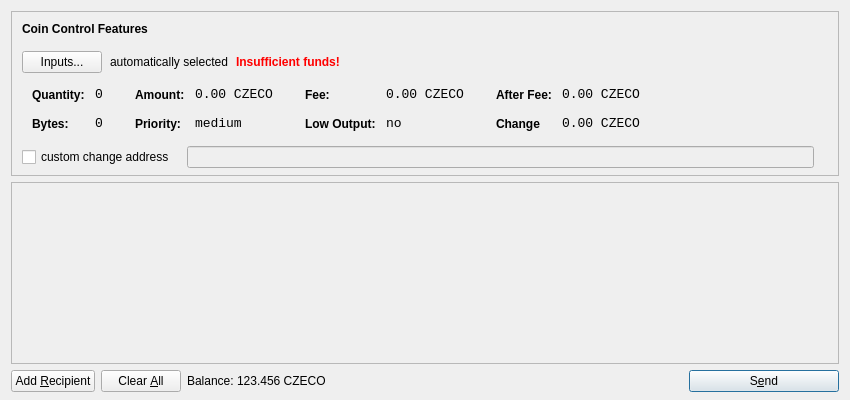
First picture: the form in src/qt/forms/sendcoinsdialog.ui, repository pringers/Czecoin-master, before the edit.
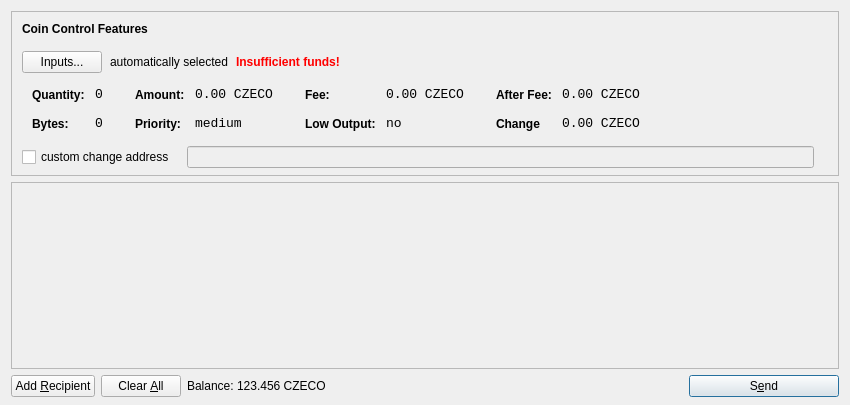
Second picture: the form after the edit. Icons and pictures are not drawn.

```diff
--- a/src/qt/forms/sendcoinsdialog.ui
+++ b/src/qt/forms/sendcoinsdialog.ui
@@ -7,7 +7,7 @@
     <x>0</x>
     <y>0</y>
     <width>850</width>
-    <height>400</height>
+    <height>405</height>
    </rect>
   </property>
   <property name="windowTitle">
```
